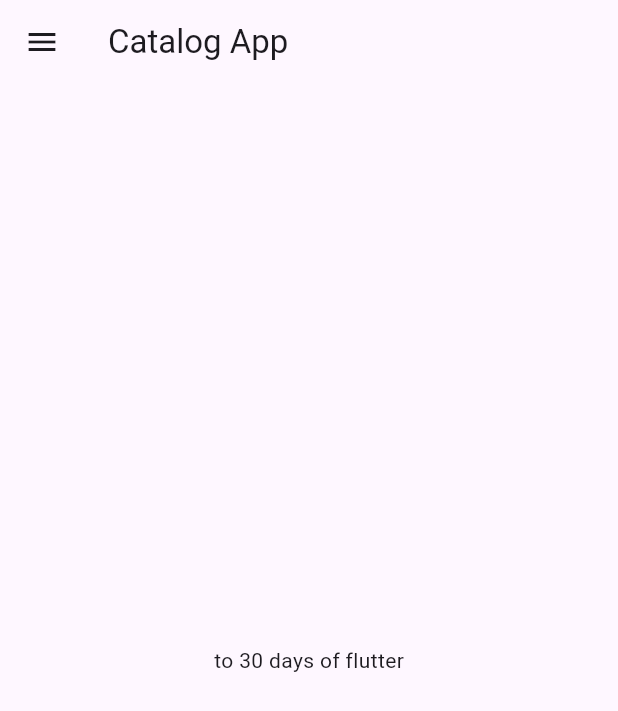
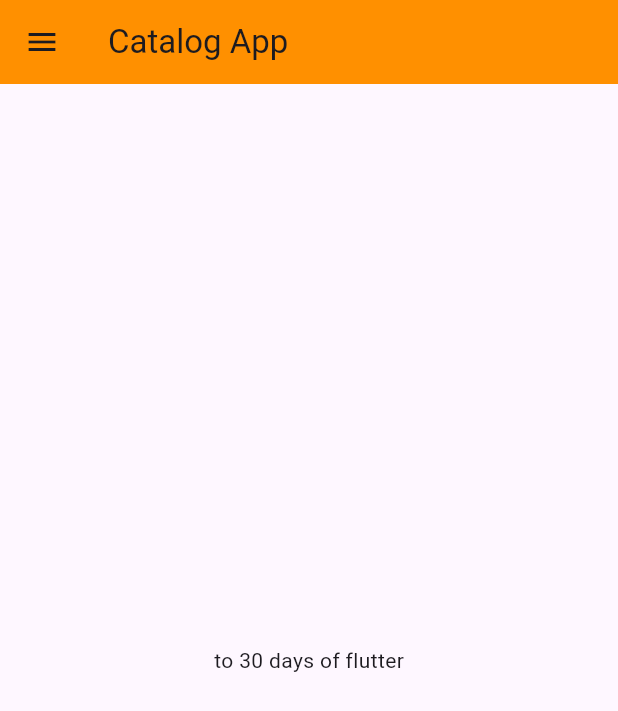
Before and after one commit to riyastar5678/catalogapp, a Flutter app: the screen it shows after launch, on a phone screen of 412 x 824 dp. Shown: the top 711 px of the screen. Run offline on Flutter 3.47's test engine with Material 3 defaults, Android fonts, the phone set to English and light mode, and no system bars.

Commit message:
third changes

```diff
--- a/lib/home_page.dart
+++ /dev/null
@@ -1,23 +0,0 @@
-import 'package:flutter/material.dart';
-
-
-class HomePage extends StatelessWidget {
-
-
-  @override
-  Widget build(BuildContext context) {
-    const int d=30;
-    return  Scaffold( //it is type of widget also component of material which has many functions
-      appBar: AppBar(
-        title: Text("Catalog App"),
-      ), //head
-
-      body: Center(   //body
-        child: Container(
-            child: Text("to $d days of flutter"), //ek se jada word use ${d}  + name
-        ),
-      ),
-      drawer: Drawer(), //footer
-    );
-  }
-}
--- a/lib/main.dart
+++ b/lib/main.dart
@@ -1,19 +1,38 @@
-import 'package:appflut_1/home_page.dart';
+import 'package:appflut_1/pages/home_page.dart';
+import 'package:appflut_1/pages/login_page.dart';
 import 'package:flutter/material.dart';
 
 void main() {
-  runApp( MYapp());
+  // ignore: prefer_const_constructors
+  runApp( MYapp()
+  );  //class ke bahar toh isko function bolnge
 }
 
 
 class MYapp extends StatelessWidget {
   const MYapp({super.key});
 
+
   @override
-  Widget build(BuildContext context) {
+  Widget build(BuildContext context) { //build is a method like doing some work
 
-    return MaterialApp(
-      home:HomePage()
+    return MaterialApp(      //class ke andar function hai toh usko method bolte hai
+      // home:HomePage(),
+      themeMode: ThemeMode.light,
+      theme: ThemeData(primarySwatch: Colors.deepPurple),
+      darkTheme: ThemeData(
+        brightness: Brightness.dark
+      ),
+      initialRoute: "/home",
+      routes: {
+        "/" : (context) => LoginPage(),
+        // ignore: prefer_const_constructors
+        "/home": (context) => HomePage(),
+        "/login": (context) => LoginPage()
+      },
     );
   }
+
+
+
 }
--- /dev/null
+++ b/lib/pages/home_page.dart
@@ -0,0 +1,32 @@
+import 'package:flutter/material.dart';
+
+class HomePage extends StatelessWidget {
+  final int d = 30;
+
+  const HomePage({super.key});
+
+  @override
+  Widget build(BuildContext context) {
+    // ignore: prefer_const_declarations
+
+    return Scaffold(
+      //it is type of widget also component of material which has many functions
+      appBar: AppBar(
+        // ignore: prefer_const_constructors
+        title: Text("Catalog App"),
+        backgroundColor: Color(0xFFFF9000),
+      ), //head
+
+      body: Center(
+        //body
+
+        child: Container(
+          child:
+              Text("to $d days of flutter"), //ek se jada word use ${d}  + name
+        ),
+      ),
+      // ignore: prefer_const_constructors
+      drawer: Drawer(), //footer
+    );
+  }
+}
```
Also changed, not shown: lib/pages/login_page.dart (added, +22 -0 lines), 1 other file.
